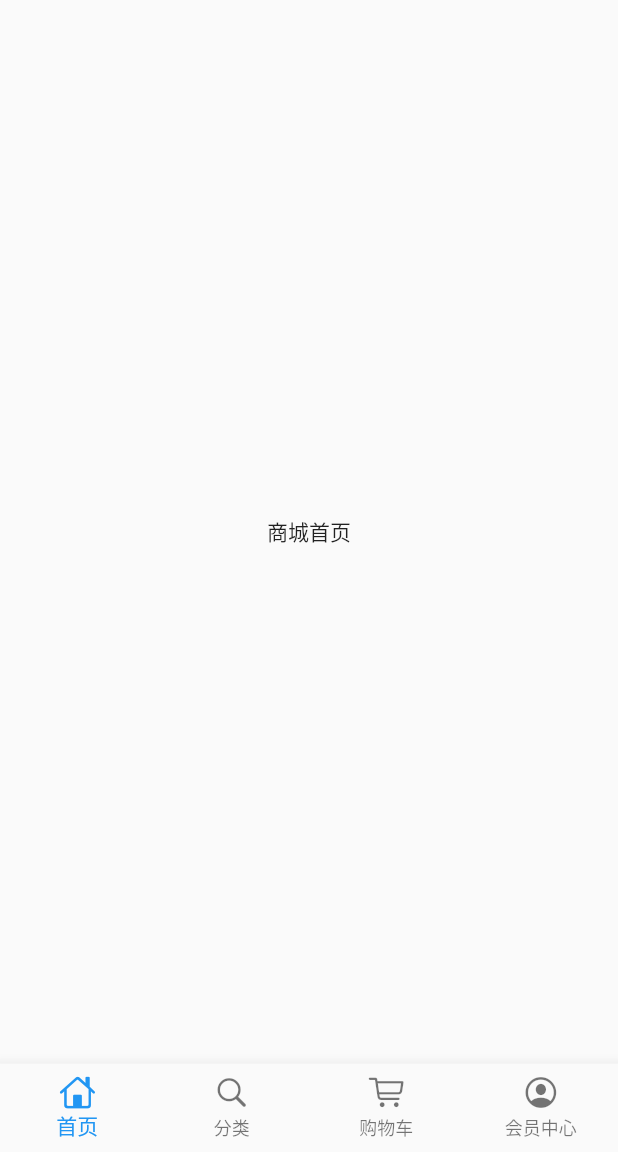
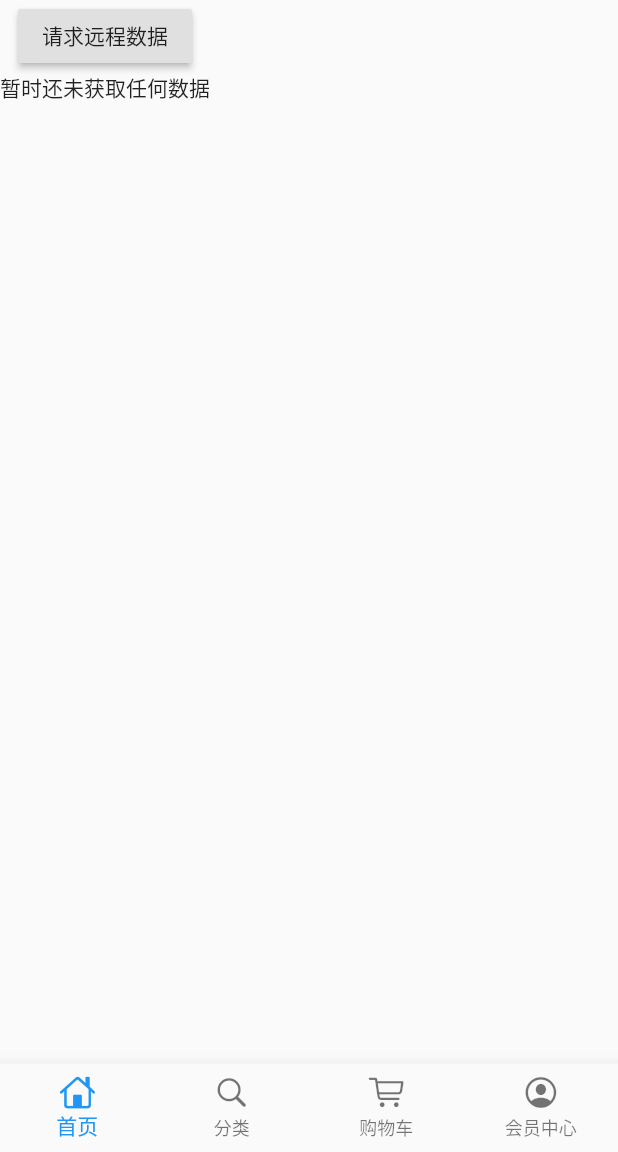
Before and after one commit to lsfern/flutter_shop, a Flutter app: the screen it shows after launch, on a phone screen of 412 x 824 dp, the part 84-1236 px from its top. Run offline on Flutter 3.47's test engine with Material 2 defaults, Android fonts, the phone set to English and light mode, and no system bars; our stand-ins replace dio.

```diff
--- /dev/null
+++ b/lib/config/httpHeaders.dart
@@ -0,0 +1,12 @@
+const httpHeaders={
+  'Accept': 'application/json, text/plain, */*',
+  'Accept-Encoding': 'gzip, deflate, br',
+  'Accept-Language': 'zh-CN,zh;q=0.9',
+  'Connection': 'keep-alive',
+  'Content-Type': 'application/json',
+  'Cookie': '_ga=GA1.2.676402787.1548321037; GCID=9d149c5-11cb3b3-80ad198-04b551d; _gid=GA1.2.359074521.1550799897; _gat=1; Hm_lvt_022f847c4e3acd44d4a2481d9187f1e6=1550106367,1550115714,1550123110,1550799897; SERVERID=1fa1f330efedec1559b3abbcb6e30f50|1550799909|1550799898; Hm_lpvt_022f847c4e3acd44d4a2481d9187f1e6=1550799907',
+  'Host': 'time.geekbang.org',
+  'Origin': 'https://time.geekbang.org',
+  'Referer': 'https://time.geekbang.org/',
+  'User-Agent': 'Mozilla/5.0 (Windows NT 10.0; Win64; x64) AppleWebKit/537.36 (KHTML, like Gecko) Chrome/70.0.3538.77 Safari/537.36'
+};
--- a/lib/pages/home_page.dart
+++ b/lib/pages/home_page.dart
@@ -1,17 +1,65 @@
 import 'package:flutter/material.dart';
+import 'package:dio/dio.dart';
+import '../config/httpHeaders.dart';
+class HomePage extends StatefulWidget {
+  @override
+  _HomePageState createState() => _HomePageState();
+}
 
-class HomePage extends StatelessWidget {
+class _HomePageState extends State<HomePage> {
+  TextEditingController textEditingController = TextEditingController();
+  String showText = '暂时还未获取任何数据';
+
   @override
   Widget build(BuildContext context) {
-    return Scaffold(
-      appBar: AppBar(
-        title: Text('百姓生活+'),
-        elevation: 0.0,
-        centerTitle: true,
-      ),
-      body: Center(
-        child: Text('商城首页'),
+    return Container(
+      height: 1000,
+      child: Scaffold(
+        appBar: AppBar(
+          title: Text('百姓生活+'),
+          elevation: 0.0,
+          centerTitle: true,
+        ),
+        body: SingleChildScrollView(
+          child: Container(
+            child: Column(
+              children: <Widget>[
+                RaisedButton(
+                  onPressed: _choiceButton,
+                  child: Text('请求远程数据'),
+                ),
+                Text(
+                  showText,
+                )
+              ],
+            ),
+          ),
+        ),
       ),
     );
   }
+
+  _choiceButton() {
+    print('开始请求接口');
+      getHttp().then((val) {
+        setState(() {
+          showText = val['data'].toString();
+        });
+      });
+  }
+
+  Future getHttp() async {
+    try {
+      Response response;
+      Dio dio = new Dio();
+      dio.options.headers = httpHeaders;
+      print(dio.options.headers);
+      response = await dio.get(
+          'https://time.geekbang.org/serv/v1/column/newAll');
+      print(response);
+      return response.data;
+    } catch (e) {
+      return print(e);
+    }
+  }
 }
--- a/lib/pages/index_page.dart
+++ b/lib/pages/index_page.dart
@@ -1,8 +1,5 @@
 import 'package:flutter/cupertino.dart';
 import 'package:flutter/material.dart';
-import 'package:flutter_shop/pages/cart_page.dart';
-import 'package:flutter_shop/pages/category_page.dart';
-import 'package:flutter_shop/pages/member_page.dart';
 import 'home_page.dart';
 import 'category_page.dart';
 import 'cart_page.dart';
--- a/pubspec.yaml
+++ b/pubspec.yaml
@@ -23,7 +23,7 @@ dependencies:
   # The following adds the Cupertino Icons font to your application.
   # Use with the CupertinoIcons class for iOS style icons.
   cupertino_icons: ^0.1.2
-
+  dio: ^2.1.13
 dev_dependencies:
   flutter_test:
     sdk: flutter
```
Also changed, not shown: 4 other files.
